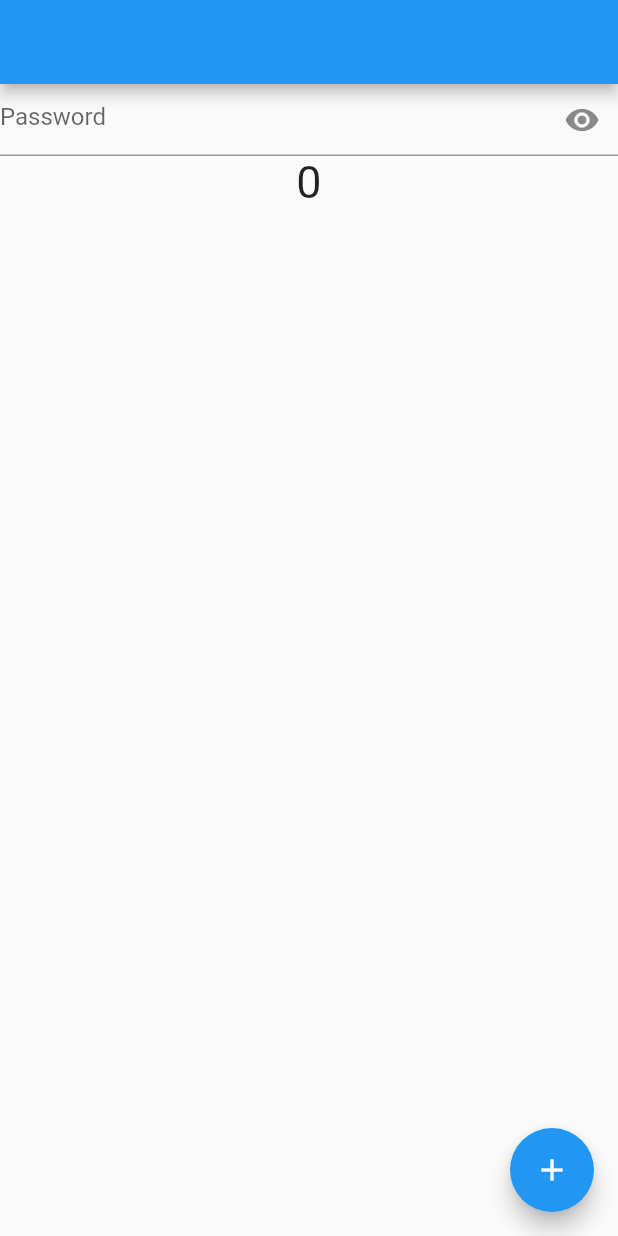
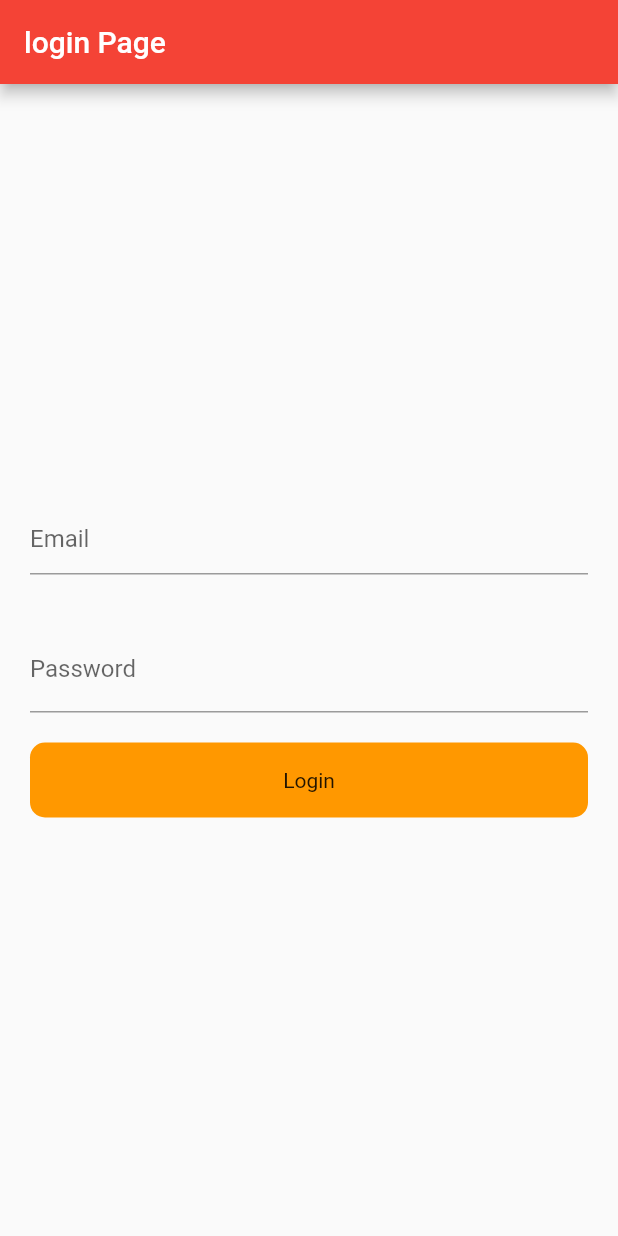
Before and after one commit to harsh-rathod7104/flutter-provider, a Flutter app: the screen it shows after launch, on a phone screen of 412 x 824 dp. Run offline on Flutter 3.47's test engine with Material 3 defaults, Android fonts, the phone set to English and light mode, and no system bars.

Commit message:
Login using rest api

```diff
--- a/lib/main.dart
+++ b/lib/main.dart
@@ -1,4 +1,5 @@
 import 'package:flutter/material.dart';
+import 'package:flutter_getx/provider/auth_provider.dart';
 import 'package:flutter_getx/provider/count_provider.dart';
 import 'package:flutter_getx/provider/example_one_provider.dart';
 import 'package:flutter_getx/provider/favourite_provider.dart';
@@ -7,6 +8,7 @@ import 'package:flutter_getx/screens/count_example.dart';
 import 'package:flutter_getx/screens/dark_theme.dart';
 import 'package:flutter_getx/screens/example_one.dart';
 import 'package:flutter_getx/screens/favourite/favourite_screen.dart';
+import 'package:flutter_getx/screens/login.dart';
 import 'package:flutter_getx/screens/value_notify_listener.dart';
 import 'package:provider/provider.dart';
 
@@ -25,6 +27,7 @@ class MainApp extends StatelessWidget {
         ChangeNotifierProvider(create: (_) => ExampleOneProvider()),
         ChangeNotifierProvider(create: (_) => FavouriteProvider()),
         ChangeNotifierProvider(create: (_) => ThemeChangeProvider()),
+        ChangeNotifierProvider(create: (_) => AuthProvider()),
       ],
       child: Builder(
         builder: (BuildContext context) {
@@ -36,7 +39,7 @@ class MainApp extends StatelessWidget {
               useMaterial3: false,
             ),
             darkTheme: ThemeData(brightness: Brightness.dark),
-            home: NotifyListenerScreen(),
+            home: LoginPage(),
           );
         },
       ),
--- /dev/null
+++ b/lib/provider/auth_provider.dart
@@ -0,0 +1,43 @@
+import 'package:flutter/foundation.dart';
+import 'package:http/http.dart';
+
+class AuthProvider with ChangeNotifier {
+  bool _loading = false;
+
+  bool get loading => _loading;
+
+  setLoaing(bool value) {
+    _loading = value;
+    notifyListeners();
+  }
+
+  bool _obscure = true;
+  bool get obscure => _obscure;
+
+  setVisibility() {
+    _obscure = !_obscure;
+    print(_obscure);
+  }
+
+  void login(String email, String password) async {
+    setLoaing(true);
+    try {
+      Response response =
+          await post(Uri.parse("https://reqres.in/api/login"), body: {
+        'email': email,
+        'password': password,
+      });
+
+      if (response.statusCode == 200) {
+        print("Successfull");
+        setLoaing(false);
+      } else {
+        print("failed");
+        setLoaing(false);
+      }
+    } catch (e) {
+      print(e.toString());
+      setLoaing(false);
+    }
+  }
+}
--- /dev/null
+++ b/lib/screens/login.dart
@@ -0,0 +1,84 @@
+import 'package:flutter/material.dart';
+import 'package:flutter_getx/provider/auth_provider.dart';
+import 'package:provider/provider.dart';
+
+class LoginPage extends StatefulWidget {
+  const LoginPage({super.key});
+
+  @override
+  State<LoginPage> createState() => _LoginPageState();
+}
+
+class _LoginPageState extends State<LoginPage> {
+  TextEditingController emailController = TextEditingController();
+  TextEditingController passwordController = TextEditingController();
+
+  @override
+  Widget build(BuildContext context) {
+    final authProvider = Provider.of<AuthProvider>(context);
+    return Scaffold(
+      appBar: AppBar(
+        backgroundColor: Colors.red,
+        title: Text("login Page"),
+      ),
+      body: Padding(
+        padding: const EdgeInsets.all(20.0),
+        child: Column(
+          mainAxisAlignment: MainAxisAlignment.center,
+          crossAxisAlignment: CrossAxisAlignment.center,
+          children: [
+            TextFormField(
+              controller: emailController,
+              decoration: InputDecoration(
+                hintText: "Email  ",
+              ),
+            ),
+            SizedBox(
+              height: 20,
+            ),
+            Consumer<AuthProvider>(
+              builder: ((context, value, child) {
+                return TextFormField(
+                  obscureText: value.obscure,
+                  controller: passwordController,
+                  decoration: InputDecoration(
+                    hintText: "Password",
+                    suffix: IconButton(
+                      icon: Icon(Icons.visibility),
+                      onPressed: () {
+                        value.setVisibility();
+                      },
+                    ),
+                  ),
+                );
+              }),
+            ),
+            SizedBox(
+              height: 20,
+            ),
+            InkWell(
+              onTap: () {
+                authProvider.login(emailController.text.toString(),
+                    passwordController.text.toString());
+              },
+              child: Container(
+                height: 50,
+                decoration: BoxDecoration(
+                  color: Colors.orange,
+                  borderRadius: BorderRadius.circular(10),
+                ),
+                child: Center(
+                  child: authProvider.loading
+                      ? CircularProgressIndicator(
+                          color: Colors.black,
+                        )
+                      : Text("Login"),
+                ),
+              ),
+            )
+          ],
+        ),
+      ),
+    );
+  }
+}
--- a/pubspec.yaml
+++ b/pubspec.yaml
@@ -9,6 +9,7 @@ environment:
 dependencies:
   flutter:
     sdk: flutter
+  http: ^1.2.0
   provider: ^6.1.1
 
 dev_dependencies:
```
Also changed, not shown: pubspec.lock.
